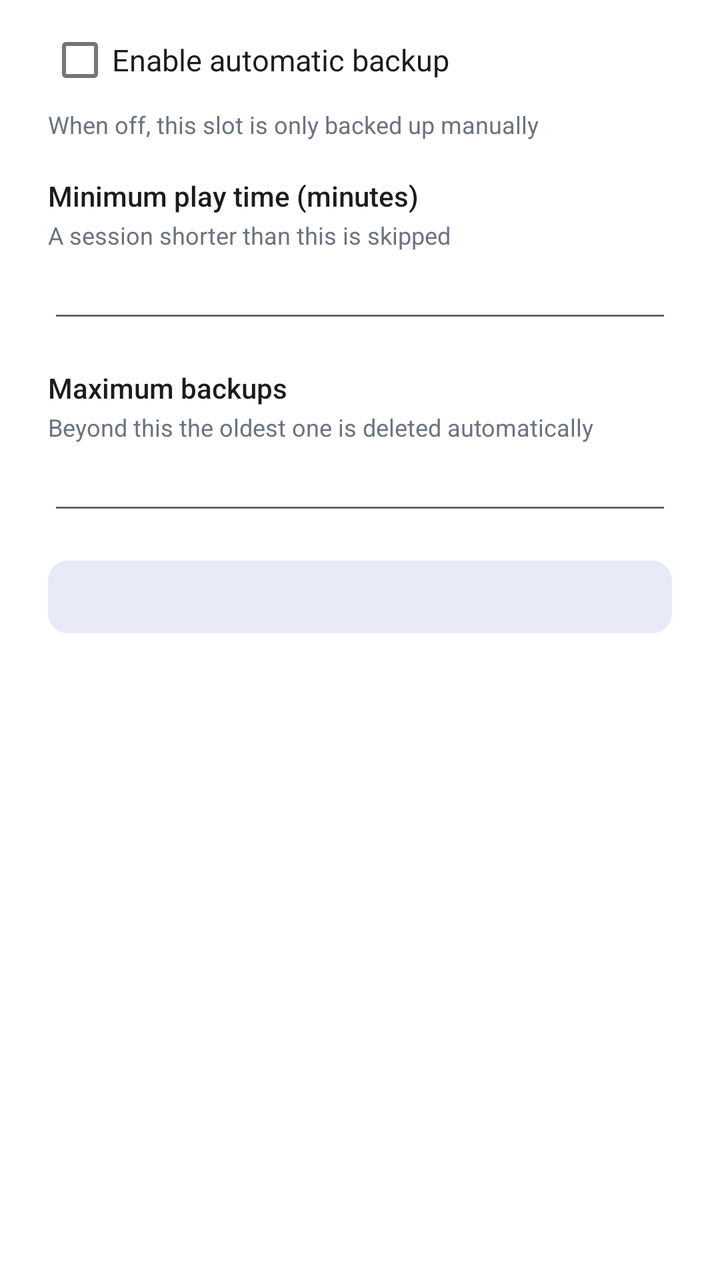
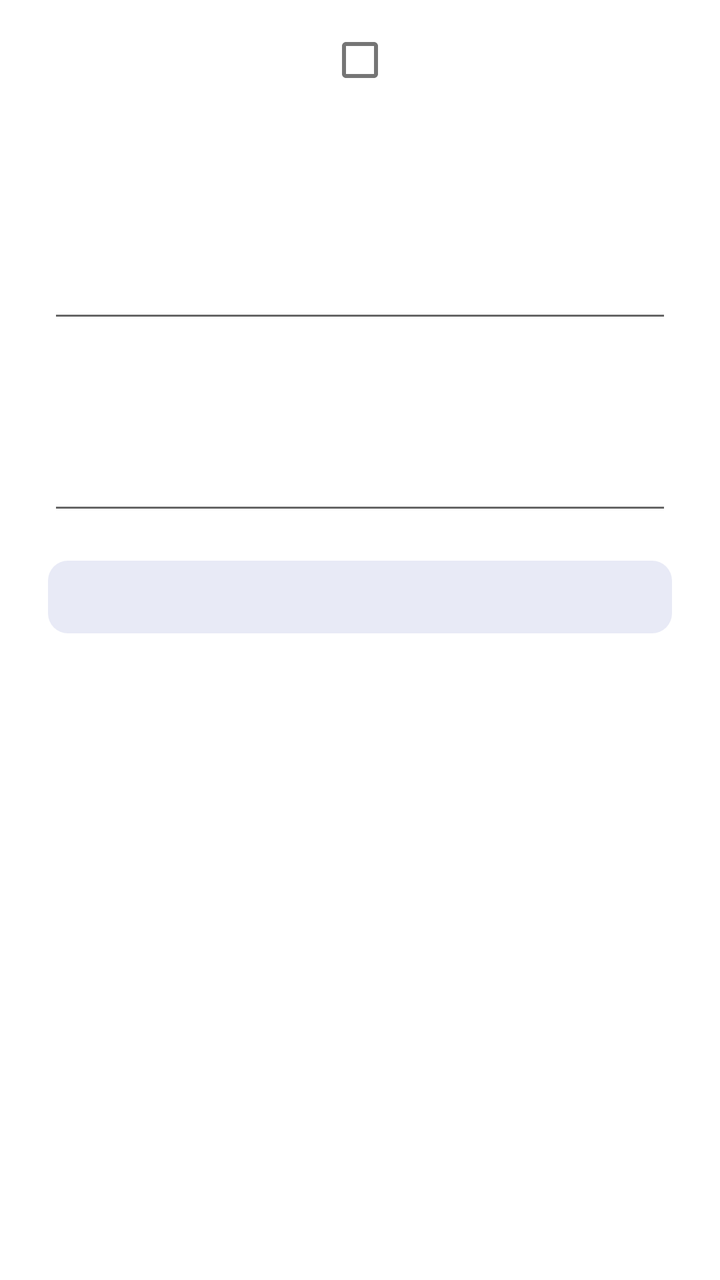

Screens rendered from an Android XML layout before and after an edit, with the pre-edit source and the edit as a unified diff.
<!-- AndroidManifest.xml: fallback theme Theme.MaterialComponents.DayNight.NoActionBar -->
<!-- res/layout/dialog_policy.xml -->
<?xml version="1.0" encoding="utf-8"?>
<ScrollView xmlns:android="http://schemas.android.com/apk/res/android"
    android:layout_width="match_parent"
    android:layout_height="wrap_content"
    android:scrollbars="vertical">

    <LinearLayout
        android:layout_width="match_parent"
        android:layout_height="wrap_content"
        android:orientation="vertical"
        android:paddingStart="24dp"
        android:paddingEnd="24dp"
        android:paddingTop="6dp"
        android:paddingBottom="6dp">

        <CheckBox
            android:id="@+id/pol_enabled"
            android:layout_width="match_parent"
            android:layout_height="wrap_content"
            android:text="@string/policy_enabled"
            android:textColor="@color/fg"
            android:textSize="15sp" />

        <TextView
            android:layout_width="match_parent"
            android:layout_height="wrap_content"
            android:text="@string/policy_enabled_hint"
            android:textColor="@color/fg_muted"
            android:textSize="12sp"
            android:lineSpacingExtra="2dp" />

        
        <LinearLayout
            android:id="@+id/pol_min_box"
            android:layout_width="match_parent"
            android:layout_height="wrap_content"
            android:layout_marginTop="18dp"
            android:orientation="vertical">

            <TextView
                android:layout_width="match_parent"
                android:layout_height="wrap_content"
                android:text="@string/policy_min"
                android:textColor="@color/fg"
                android:textSize="14sp"
                android:fontFamily="sans-serif-medium" />

            <TextView
                android:layout_width="match_parent"
                android:layout_height="wrap_content"
                android:paddingTop="2dp"
                android:text="@string/policy_min_hint"
                android:textColor="@color/fg_muted"
                android:textSize="12sp" />

            <EditText
                android:id="@+id/pol_min"
                android:layout_width="match_parent"
                android:layout_height="wrap_content"
                android:layout_marginTop="2dp"
                android:inputType="number"
                android:maxLength="6"
                android:singleLine="true"
                android:textColor="@color/fg"
                android:textSize="16sp" />
        </LinearLayout>

        
        <LinearLayout
            android:id="@+id/pol_max_box"
            android:layout_width="match_parent"
            android:layout_height="wrap_content"
            android:layout_marginTop="18dp"
            android:orientation="vertical">

            <TextView
                android:layout_width="match_parent"
                android:layout_height="wrap_content"
                android:text="@string/policy_max"
                android:textColor="@color/fg"
                android:textSize="14sp"
                android:fontFamily="sans-serif-medium" />

            <TextView
                android:layout_width="match_parent"
                android:layout_height="wrap_content"
                android:paddingTop="2dp"
                android:text="@string/policy_max_hint"
                android:textColor="@color/fg_muted"
                android:textSize="12sp" />

            <EditText
                android:id="@+id/pol_max"
                android:layout_width="match_parent"
                android:layout_height="wrap_content"
                android:layout_marginTop="2dp"
                android:inputType="number"
                android:maxLength="4"
                android:singleLine="true"
                android:textColor="@color/fg"
                android:textSize="16sp" />
        </LinearLayout>

        
        <TextView
            android:id="@+id/pol_live"
            android:layout_width="match_parent"
            android:layout_height="wrap_content"
            android:layout_marginTop="18dp"
            android:background="@drawable/pol_live_bg"
            android:paddingStart="12dp"
            android:paddingEnd="12dp"
            android:paddingTop="10dp"
            android:paddingBottom="10dp"
            android:textColor="@color/fg"
            android:textSize="12sp"
            android:lineSpacingExtra="2dp" />
    </LinearLayout>
</ScrollView>
<!-- resources referenced by this layout -->
<resources>
  <color name="fg">#FF1A1C1E</color>
  <color name="fg_muted">#FF6B7280</color>
  <!-- drawable pol_live_bg (drawable) -->
  <?xml version="1.0" encoding="utf-8"?>
  <shape xmlns:android="http://schemas.android.com/apk/res/android"
      android:shape="rectangle">
      <solid android:color="@color/accent_soft" />
      <corners android:radius="10dp" />
  </shape>
  <string name="policy_enabled">Enable automatic backup</string>
  <string name="policy_enabled_hint">When off, this slot is only backed up manually</string>
  <string name="policy_max">Maximum backups</string>
  <string name="policy_max_hint">Beyond this the oldest one is deleted automatically</string>
  <string name="policy_min">Minimum play time (minutes)</string>
  <string name="policy_min_hint">A session shorter than this is skipped</string>
  <color name="accent_soft">#FFE8EAF6</color>
</resources>

<!-- the commit's change to res/layout/dialog_policy.xml (unified diff, before → after) -->
@@ -17,14 +17,13 @@
             android:id="@+id/pol_enabled"
             android:layout_width="match_parent"
             android:layout_height="wrap_content"
-            android:text="@string/policy_enabled"
             android:textColor="@color/fg"
             android:textSize="15sp" />
 
         <TextView
+                        android:id="@+id/tx_policy_enabled_hint"
             android:layout_width="match_parent"
             android:layout_height="wrap_content"
-            android:text="@string/policy_enabled_hint"
             android:textColor="@color/fg_muted"
             android:textSize="12sp"
             android:lineSpacingExtra="2dp" />
@@ -38,18 +37,18 @@
             android:orientation="vertical">
 
             <TextView
+                        android:id="@+id/tx_policy_min"
                 android:layout_width="match_parent"
                 android:layout_height="wrap_content"
-                android:text="@string/policy_min"
                 android:textColor="@color/fg"
                 android:textSize="14sp"
                 android:fontFamily="sans-serif-medium" />
 
             <TextView
+                        android:id="@+id/tx_policy_min_hint"
                 android:layout_width="match_parent"
                 android:layout_height="wrap_content"
                 android:paddingTop="2dp"
-                android:text="@string/policy_min_hint"
                 android:textColor="@color/fg_muted"
                 android:textSize="12sp" />
 
@@ -74,18 +73,18 @@
             android:orientation="vertical">
 
             <TextView
+                        android:id="@+id/tx_policy_max"
                 android:layout_width="match_parent"
                 android:layout_height="wrap_content"
-                android:text="@string/policy_max"
                 android:textColor="@color/fg"
                 android:textSize="14sp"
                 android:fontFamily="sans-serif-medium" />
 
             <TextView
+                        android:id="@+id/tx_policy_max_hint"
                 android:layout_width="match_parent"
                 android:layout_height="wrap_content"
                 android:paddingTop="2dp"
-                android:text="@string/policy_max_hint"
                 android:textColor="@color/fg_muted"
                 android:textSize="12sp" />
 
<!-- resource entries referenced after the edit -->
@@ -9,12 +9,6 @@
       <solid android:color="@color/accent_soft" />
       <corners android:radius="10dp" />
   </shape>
-  <string name="policy_enabled">Enable automatic backup</string>
-  <string name="policy_enabled_hint">When off, this slot is only backed up manually</string>
-  <string name="policy_max">Maximum backups</string>
-  <string name="policy_max_hint">Beyond this the oldest one is deleted automatically</string>
-  <string name="policy_min">Minimum play time (minutes)</string>
-  <string name="policy_min_hint">A session shorter than this is skipped</string>
   <color name="accent_soft">#FFE8EAF6</color>
 </resources>
 
